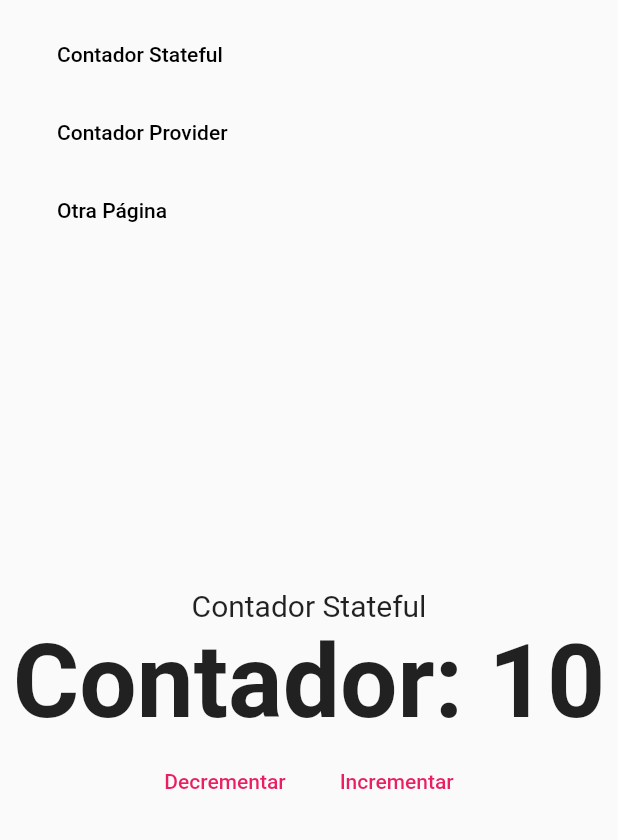
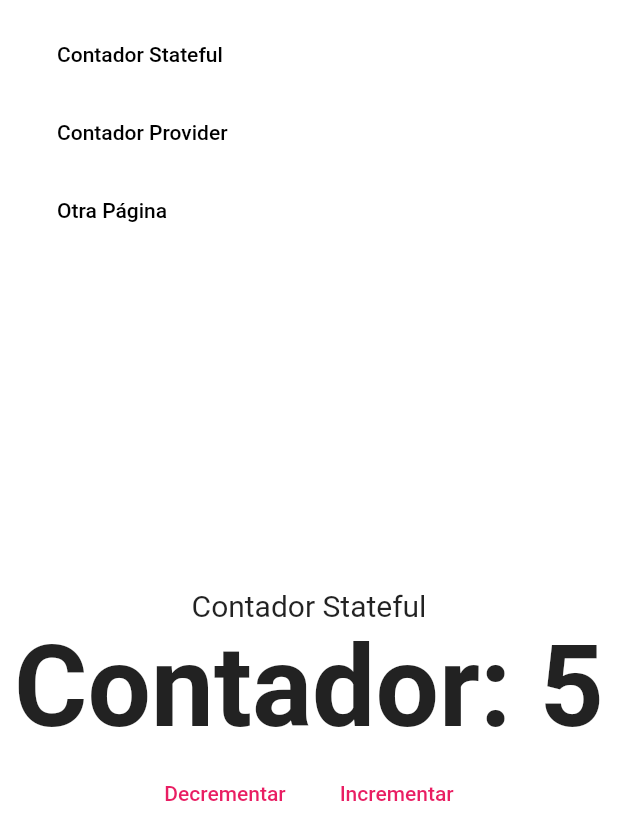
Before and after one commit to cchery2512/bases_web, a Flutter app: the screen it shows after launch, after a tap on "Contador Stateful", on a phone screen of 412 x 824 dp. Shown: the top 840 px of the screen. Run offline on Flutter 3.47's test engine with Material 2 defaults, Android fonts, the phone set to English and light mode, and no system bars; our stand-ins replace fluro, get_it.

Commit message:
CAMBIO 2 EN RUTAS

```diff
--- a/lib/main.dart
+++ b/lib/main.dart
@@ -1,11 +1,13 @@
 import 'package:bases_web/locator.dart';
 import 'package:bases_web/router/route_generator.dart';
+import 'package:bases_web/router/router.dart';
 import 'package:bases_web/services/navigation_service.dart';
 import 'package:bases_web/ui/layout/main_layout_page.dart';
 import 'package:flutter/material.dart';
 
 void main() {
   setupLocator();
+  Flurorouter.configureRoutes();
   runApp(MyApp());
 }
 
@@ -15,14 +17,18 @@ class MyApp extends StatelessWidget {
     return MaterialApp(
       title: 'RutasApp',
       debugShowCheckedModeBanner: false,
-      initialRoute: '/stateful',
-      onGenerateRoute: RouteGenerator.generateRoute,
+      initialRoute: '/',
+      //onGenerateRoute: RouteGenerator.generateRoute,
+      onGenerateRoute: Flurorouter.router.generator,
       navigatorKey: locator<NavigationService>().navigatorKey,
       builder: (_, child){
         return MainLayoutPage(
           child: child ?? Container(),
         );
       },
+      theme: ThemeData.light().copyWith(
+        scaffoldBackgroundColor: Colors.white
+      ),
     );
   }
 }
--- a/lib/providers/counter_provider.dart
+++ b/lib/providers/counter_provider.dart
@@ -1,6 +1,11 @@
 import 'package:flutter/material.dart';
 
 class CounterProvider extends ChangeNotifier {
+  CounterProvider(String base){
+    if(int.tryParse(base) != null){
+      this._counter = int.parse(base);
+    }
+  }
   int _counter = 15;
 
   void increment(){
--- a/lib/router/route_generator.dart
+++ b/lib/router/route_generator.dart
@@ -9,9 +9,9 @@ class RouteGenerator {
     static Route<dynamic> generateRoute( RouteSettings settings){
       switch (settings.name) {
         case '/stateful':
-          return  _fadeRoute(CounterView(), '/stateful');
+          return  _fadeRoute(CounterView(base: '10',), '/stateful');
         case '/provider':
-          return  _fadeRoute(CounterProviderView(), '/provider');
+          return  _fadeRoute(CounterProviderView(base: '20'), '/provider');
         default:
           return  _fadeRoute(View404(), '/404');
       }
--- /dev/null
+++ b/lib/router/route_handlers.dart
@@ -0,0 +1,32 @@
+import 'package:bases_web/ui/views/counter_provider_view.dart';
+import 'package:bases_web/ui/views/counter_view.dart';
+import 'package:bases_web/ui/views/view_404.dart';
+import 'package:fluro/fluro.dart';
+
+//Handlers
+final Handler counterHandler = new Handler(
+    handlerFunc: (context, params) {
+      //print(params['base']?[0]);
+      //print(params);
+     return CounterView(base: params['base']?.first ?? '5',);
+    }
+  );
+
+  final Handler counterProviderHandler = new Handler(
+    handlerFunc: (context, params) {
+      print(params);
+      return CounterProviderView(base: params['q']?.first ?? '10',);
+    }
+  );
+
+    final Handler dashboardUserHandler = new Handler(
+    handlerFunc: (context, params) {
+      print(params);
+      return View404();
+    }
+  );
+
+  //404
+    final Handler pageNotFound = new Handler(
+    handlerFunc: (_, __) => View404()
+  );
--- /dev/null
+++ b/lib/router/router.dart
@@ -0,0 +1,23 @@
+import 'package:bases_web/router/route_handlers.dart';
+import 'package:fluro/fluro.dart';
+
+class Flurorouter {
+  static final FluroRouter router = new FluroRouter();
+
+  static void configureRoutes(){
+
+    router.define('/', handler: counterHandler, transitionType: TransitionType.fadeIn);
+
+    //Stateful Routes
+    router.define('/stateful', handler: counterHandler, transitionType: TransitionType.fadeIn);
+    router.define('/stateful/:base', handler: counterHandler, transitionType: TransitionType.fadeIn);
+
+    //Provider Routes
+    router.define('/provider', handler: counterProviderHandler, transitionType: TransitionType.fadeIn);
+    router.define('/dashboard/users/:userid/:roleid', handler: dashboardUserHandler, transitionType: TransitionType.fadeIn);
+
+    //404 - Not Page Found
+    router.notFoundHandler = pageNotFound;
+  }
+
+}
--- a/lib/ui/pages/counter_provider_page.dart
+++ b/lib/ui/pages/counter_provider_page.dart
@@ -11,7 +11,7 @@ class CounterProviderPage extends StatelessWidget {
     @override
   Widget build(BuildContext context) {
     return ChangeNotifierProvider(
-      create: (_) => CounterProvider(),
+      create: (_) => CounterProvider('5'),
       child: _CounterProviderPageBody()
     );
   }
--- a/lib/ui/shared/custom_app_menu.dart
+++ b/lib/ui/shared/custom_app_menu.dart
@@ -30,6 +30,10 @@ class _TabletDesktopMenu extends StatelessWidget {
           CustomFlatButton(text: 'Contador Provider', onPressed: (){locator<NavigationService>().navigateTo('/provider');}, color: Colors.black),
           SizedBox(width: 10,),
           CustomFlatButton(text: 'Otra Página', onPressed: (){locator<NavigationService>().navigateTo('/abc123');}, color: Colors.black),
+          SizedBox(width: 10,),
+          CustomFlatButton(text: 'Stateful 100', onPressed: (){locator<NavigationService>().navigateTo('/stateful/100');}, color: Colors.black),
+          SizedBox(width: 10,),
+          CustomFlatButton(text: 'Provider 200', onPressed: (){locator<NavigationService>().navigateTo('/provider?q=200');}, color: Colors.black),
         ],
       ),
     );
--- a/lib/ui/views/counter_provider_view.dart
+++ b/lib/ui/views/counter_provider_view.dart
@@ -5,11 +5,12 @@ import 'package:bases_web/providers/counter_provider.dart';
 import 'package:bases_web/ui/shared/custom_flat_button.dart';
 
 class CounterProviderView extends StatelessWidget {
-
+  final String base;
+  CounterProviderView({Key? key, required this.base,}): super(key: key);
   @override
   Widget build(BuildContext context) {
     return ChangeNotifierProvider(
-      create: (_) => CounterProvider(),
+      create: (_) => CounterProvider(this.base),
       child: _CounterProviderView()
     );
   }
--- a/lib/ui/views/counter_view.dart
+++ b/lib/ui/views/counter_view.dart
@@ -2,7 +2,8 @@ import 'package:bases_web/ui/shared/custom_flat_button.dart';
 import 'package:flutter/material.dart';
 
 class CounterView extends StatefulWidget {
-  CounterView({Key? key, }) : super(key: key);
+  final String base;
+  CounterView({Key? key, required this.base}) : super(key: key);
 
   @override
   _CounterViewState createState() => _CounterViewState();
@@ -10,6 +11,16 @@ class CounterView extends StatefulWidget {
 
 class _CounterViewState extends State<CounterView> {
   int _counter = 10;
+
+  @override
+  void initState() {
+    // TODO: implement initState
+    super.initState();
+    if(int.tryParse(widget.base) != null){
+      _counter = int.parse(widget.base);
+    }
+
+  }
 
   void _incrementCounter() {
     setState(() {
--- a/lib/ui/views/view_404.dart
+++ b/lib/ui/views/view_404.dart
@@ -5,7 +5,9 @@ class View404 extends StatelessWidget {
 
   @override
   Widget build(BuildContext context) {
-    return Center(
+    return Container(
+      color: Colors.white,
+      child: Center(
         child: Column(
           mainAxisAlignment: MainAxisAlignment.center,
           children: [
@@ -15,6 +17,7 @@ class View404 extends StatelessWidget {
             CustomFlatButton(text: 'Regresar', onPressed: () => Navigator.pushNamed(context, '/stateful'))
           ],
         ),
+      ),
     );
   }
 }
--- a/pubspec.yaml
+++ b/pubspec.yaml
@@ -24,6 +24,7 @@ dependencies:
   flutter:
     sdk: flutter
   cupertino_icons: ^1.0.2
+  fluro: ^2.0.3
   get_it: ^7.1.3
   provider: ^5.0.0
 
```
Also changed, not shown: pubspec.lock. Lines whose indentation alone changed are shown as unchanged.
